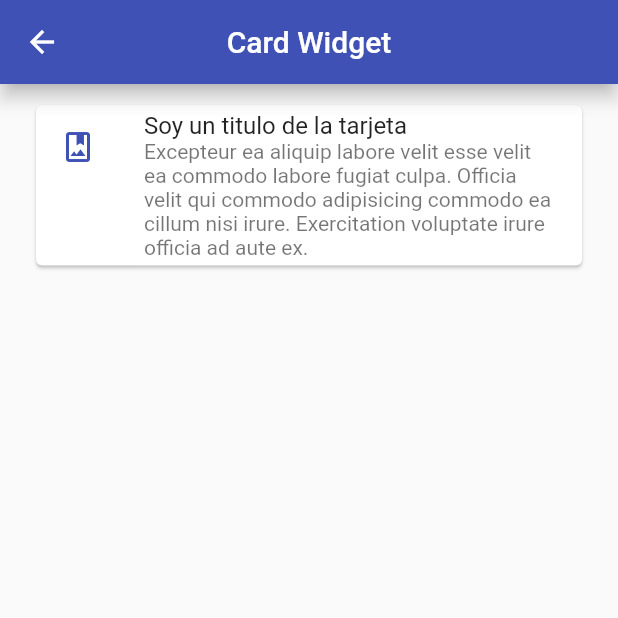
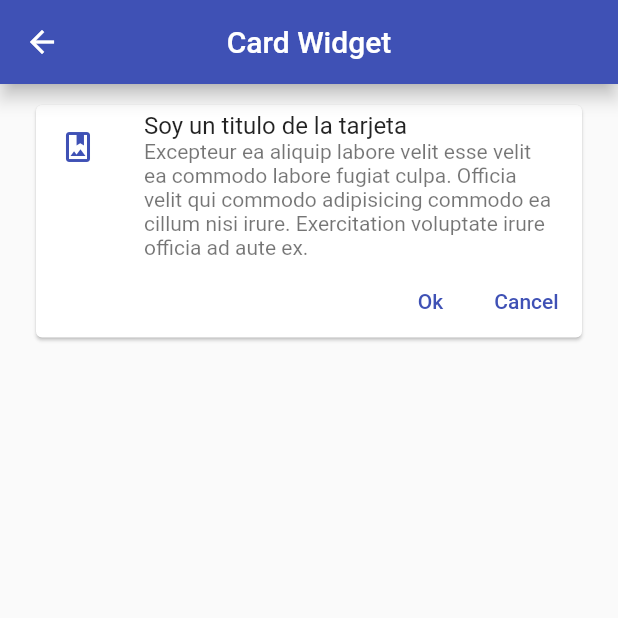
Before and after one commit to HgChvz/fl_components, a Flutter app: the CardScreen screen opened by its route, on a phone screen of 412 x 824 dp, the top half of it. Run offline on Flutter 3.47's test engine with Material 2 defaults, Android fonts, the phone set to English and light mode, and no system bars.

Commit message:
Se centralizaron los widgets personalizados

```diff
--- a/lib/screens/card_screen.dart
+++ b/lib/screens/card_screen.dart
@@ -1,5 +1,6 @@
-import 'package:fl_components/themes/app_theme.dart';
 import 'package:flutter/material.dart';
+
+import 'package:fl_components/widgets/widgets.dart';
 
 class CardScreen extends StatelessWidget {
 
@@ -9,25 +10,14 @@ class CardScreen extends StatelessWidget {
   Widget build(BuildContext context) {
     return Scaffold(
       appBar: AppBar(
-        title: Text('Card Widget'),
+        title: const Text('Card Widget'),
       ),
       body: ListView(
         padding: const EdgeInsets.symmetric(horizontal: 20, vertical: 10),
-        children: <Widget>[
-          Card(
-            child: Column(
-              children: const [
-                ListTile(
-                  leading: Icon(Icons.photo_album_outlined, color: AppTheme.primary,),
-                  title: Text('Soy un titulo de la tarjeta'),
-                  subtitle: Text('Excepteur ea aliquip labore velit esse velit ea commodo labore fugiat culpa. Officia velit qui commodo adipisicing commodo ea cillum nisi irure. Exercitation voluptate irure officia ad aute ex.'),
-                ),
-              ],
-            ),
-          ),
-
+        children: const <Widget>[
+          CustomCardType1(),
         ],
-      )
+      ),
     );
   }
 }
--- a/lib/themes/app_theme.dart
+++ b/lib/themes/app_theme.dart
@@ -15,7 +15,12 @@ class AppTheme{
           color: primary,
           centerTitle: true,
           elevation: 5.0,
-        )
+        ),
+
+        //TextButton Theme
+        textButtonTheme: TextButtonThemeData(
+          style: TextButton.styleFrom(foregroundColor: primary),
+        ),
   );
 
   static final ThemeData darkTheme = ThemeData.dark().copyWith(
--- /dev/null
+++ b/lib/widgets/custom_card_type_1.dart
@@ -0,0 +1,48 @@
+import 'package:flutter/material.dart';
+
+import 'package:fl_components/themes/app_theme.dart';
+
+class CustomCardType1 extends StatelessWidget {
+  const CustomCardType1({
+    Key? key,
+  }) : super(key: key);
+
+  @override
+  Widget build(BuildContext context) {
+    return Card(
+      child: Column(
+        children: [
+          const ListTile(
+            leading: Icon(
+              Icons.photo_album_outlined,
+              color: AppTheme.primary,
+            ),
+            title: Text('Soy un titulo de la tarjeta'),
+            subtitle: Text(
+                'Excepteur ea aliquip labore velit esse velit ea commodo labore fugiat culpa. Officia velit qui commodo adipisicing commodo ea cillum nisi irure. Exercitation voluptate irure officia ad aute ex.'),
+          ),
+          Padding(
+            padding: const EdgeInsets.only(right: 5.0),
+            child: Row(
+              mainAxisAlignment: MainAxisAlignment.end,
+              children: [
+                TextButton(
+                  onPressed: () {
+
+                  },
+                  child: const Text('Ok'),
+                ),
+                TextButton(
+                  onPressed: () {
+
+                  },
+                  child: const Text('Cancel')
+                ),
+              ],
+            ),
+          ),
+        ],
+      ),
+    );
+  }
+}
--- /dev/null
+++ b/lib/widgets/widgets.dart
@@ -0,0 +1 @@
+export 'package:fl_components/widgets/custom_card_type_1.dart';
```
